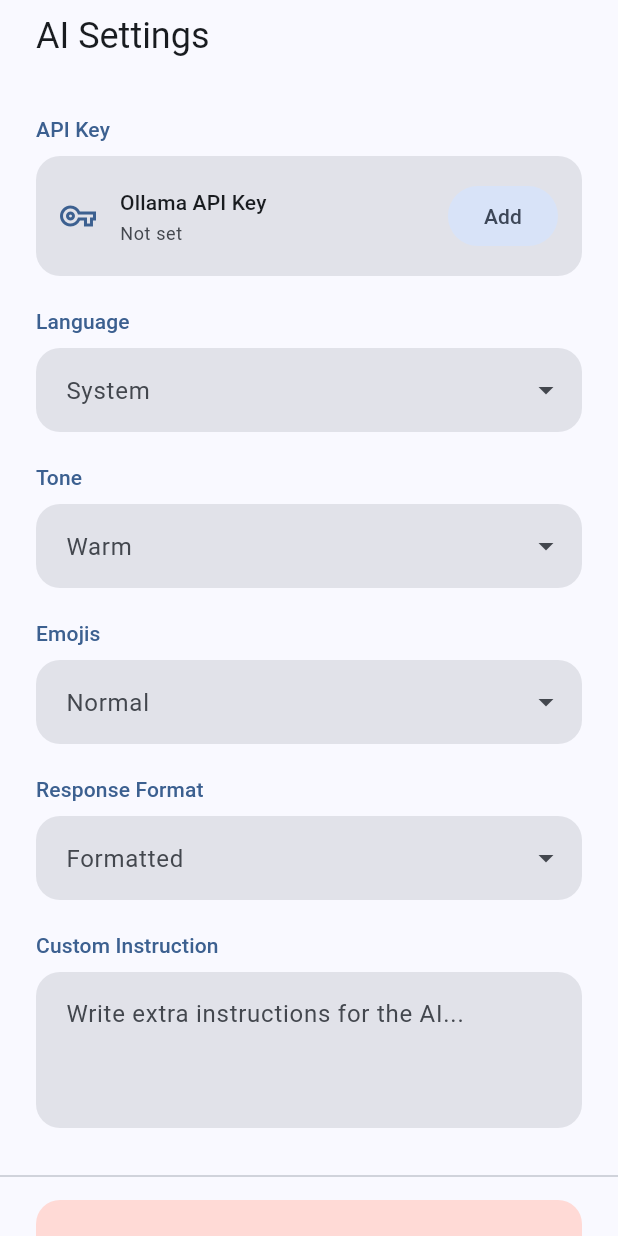
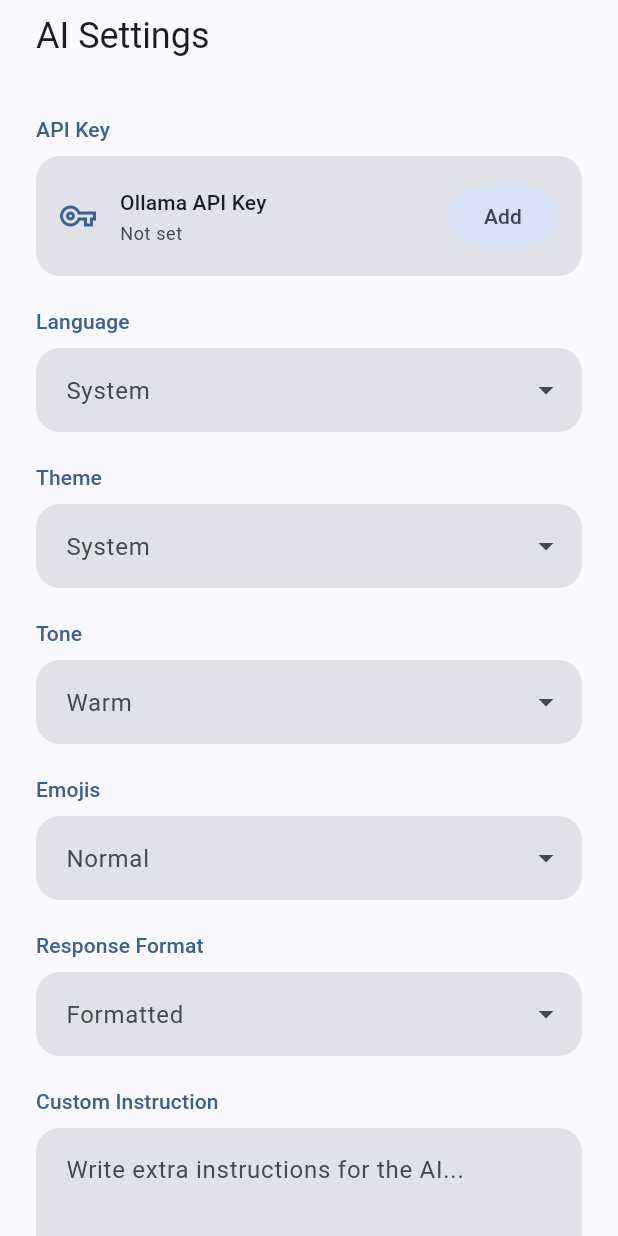
Before and after one commit to thomasboom/BijbelBot, a Flutter app: the SettingsBottomSheetContent widget shown alone on an empty page, opened directly, on a phone screen of 412 x 824 dp. Run offline on Flutter 3.47's test engine with Material 3 defaults, Android fonts, the phone set to English and light mode, and no system bars; our stand-ins replace flutter_markdown, shared_preferences, speech_to_text; accounts and stored records are empty.

```diff
--- a/lib/l10n/app_en.arb
+++ b/lib/l10n/app_en.arb
@@ -99,6 +99,10 @@
   "systemLanguage": "System",
   "english": "English",
   "dutch": "Dutch",
+  "theme": "Theme",
+  "systemTheme": "System",
+  "lightTheme": "Light",
+  "darkTheme": "Dark",
   "rename": "Rename",
   "renameConversation": "Rename conversation",
   "deleteConversation": "Delete conversation",
--- a/lib/l10n/app_localizations.dart
+++ b/lib/l10n/app_localizations.dart
@@ -698,6 +698,30 @@ abstract class AppLocalizations {
   /// **'Dutch'**
   String get dutch;
 
+  /// No description provided for @theme.
+  ///
+  /// In en, this message translates to:
+  /// **'Theme'**
+  String get theme;
+
+  /// No description provided for @systemTheme.
+  ///
+  /// In en, this message translates to:
+  /// **'System'**
+  String get systemTheme;
+
+  /// No description provided for @lightTheme.
+  ///
+  /// In en, this message translates to:
+  /// **'Light'**
+  String get lightTheme;
+
+  /// No description provided for @darkTheme.
+  ///
+  /// In en, this message translates to:
+  /// **'Dark'**
+  String get darkTheme;
+
   /// No description provided for @rename.
   ///
   /// In en, this message translates to:
--- a/lib/l10n/app_localizations_en.dart
+++ b/lib/l10n/app_localizations_en.dart
@@ -328,6 +328,18 @@ class AppLocalizationsEn extends AppLocalizations {
   String get dutch => 'Dutch';
 
   @override
+  String get theme => 'Theme';
+
+  @override
+  String get systemTheme => 'System';
+
+  @override
+  String get lightTheme => 'Light';
+
+  @override
+  String get darkTheme => 'Dark';
+
+  @override
   String get rename => 'Rename';
 
   @override
--- a/lib/l10n/app_nl.arb
+++ b/lib/l10n/app_nl.arb
@@ -99,6 +99,10 @@
   "systemLanguage": "Systeem",
   "english": "Engels",
   "dutch": "Nederlands",
+  "theme": "Thema",
+  "systemTheme": "Systeem",
+  "lightTheme": "Licht",
+  "darkTheme": "Donker",
   "rename": "Hernoemen",
   "renameConversation": "Gesprek hernoemen",
   "deleteConversation": "Gesprek verwijderen",
--- a/lib/main.dart
+++ b/lib/main.dart
@@ -33,7 +33,7 @@ class BijbelBotApp extends StatelessWidget {
             debugShowCheckedModeBanner: false,
             theme: _buildLightTheme(),
             darkTheme: _buildDarkTheme(),
-            themeMode: ThemeMode.system,
+            themeMode: provider.themeMode,
             locale: provider.language == 'system' ? null : Locale(provider.language),
             localizationsDelegates: const [
               AppLocalizations.delegate,
--- a/lib/providers/bible_chat_provider.dart
+++ b/lib/providers/bible_chat_provider.dart
@@ -21,6 +21,7 @@ class BibleChatProvider extends ChangeNotifier {
   static const String _promptCustomKey = 'ai_prompt_custom';
   static const String _apiKeyKey = 'ollama_api_key';
   static const String _languageKey = 'app_language';
+  static const String _themeModeKey = 'app_theme_mode';
   static const Duration _emptyConversationGracePeriod = Duration(minutes: 10);
   static const int _titleHistoryLimit = 12;
 
@@ -35,6 +36,7 @@ class BibleChatProvider extends ChangeNotifier {
   AiPromptSettings _promptSettings = AiPromptSettings.defaults();
   String? _apiKey;
   String _language = 'system'; // Default to system language
+  ThemeMode _themeMode = ThemeMode.system; // Default to system theme
   final BibleBotService _bibleBotService = BibleBotService.instance;
   String? _lastInitializedApiKey;
   final Set<String> _titleGenerationInProgress = {};
@@ -101,6 +103,17 @@ class BibleChatProvider extends ChangeNotifier {
     await _ensureReady();
     _language = language;
     await _prefs?.setString(_languageKey, language);
+    notifyListeners();
+  }
+
+  /// Current theme mode setting
+  ThemeMode get themeMode => _themeMode;
+
+  /// Sets the theme mode preference
+  Future<void> setThemeMode(ThemeMode mode) async {
+    await _ensureReady();
+    _themeMode = mode;
+    await _prefs?.setString(_themeModeKey, mode.name);
     notifyListeners();
   }
 
@@ -657,6 +670,7 @@ class BibleChatProvider extends ChangeNotifier {
       _loadPromptSettings();
       _apiKey = _prefs?.getString(_apiKeyKey);
       _language = _prefs?.getString(_languageKey) ?? 'system';
+      _themeMode = _loadThemeMode();
 
       // Load conversations
       await _loadConversations();
@@ -711,6 +725,21 @@ class BibleChatProvider extends ChangeNotifier {
       responseFormat: AiPromptSettings.parseResponseFormat(formatValue),
       customInstruction: customValue,
     );
+  }
+
+  /// Loads the theme mode from SharedPreferences
+  ThemeMode _loadThemeMode() {
+    if (_prefs == null) return ThemeMode.system;
+    final themeModeValue = _prefs!.getString(_themeModeKey);
+    switch (themeModeValue) {
+      case 'light':
+        return ThemeMode.light;
+      case 'dark':
+        return ThemeMode.dark;
+      case 'system':
+      default:
+        return ThemeMode.system;
+    }
   }
 
   /// Loads the title prompt from the JSON file
--- a/lib/widgets/settings_menu.dart
+++ b/lib/widgets/settings_menu.dart
@@ -140,6 +140,20 @@ class _SettingsBottomSheetContentState
                 items: const ['system', 'en', 'nl'],
                 labelBuilder: (lang) => _languageLabel(lang, localizations),
                 onChanged: (lang) => provider.setLanguage(lang),
+                colorScheme: colorScheme,
+                textTheme: textTheme,
+              ),
+            ),
+
+            // Theme Section
+            _buildSectionTitle(localizations.theme, textTheme, colorScheme),
+            Padding(
+              padding: const EdgeInsets.symmetric(horizontal: 24),
+              child: _buildDropdown<ThemeMode>(
+                value: provider.themeMode,
+                items: ThemeMode.values,
+                labelBuilder: (mode) => _themeModeLabel(mode, localizations),
+                onChanged: (mode) => provider.setThemeMode(mode),
                 colorScheme: colorScheme,
                 textTheme: textTheme,
               ),
@@ -375,6 +389,17 @@ class _SettingsBottomSheetContentState
     }
   }
 
+  String _themeModeLabel(ThemeMode mode, AppLocalizations localizations) {
+    switch (mode) {
+      case ThemeMode.system:
+        return localizations.systemTheme;
+      case ThemeMode.light:
+        return localizations.lightTheme;
+      case ThemeMode.dark:
+        return localizations.darkTheme;
+    }
+  }
+
   void _showApiKeyDialog(
     BuildContext context,
     BibleChatProvider provider,
```
Also changed, not shown: lib/l10n/app_localizations_nl.dart (+12 -0 lines).
